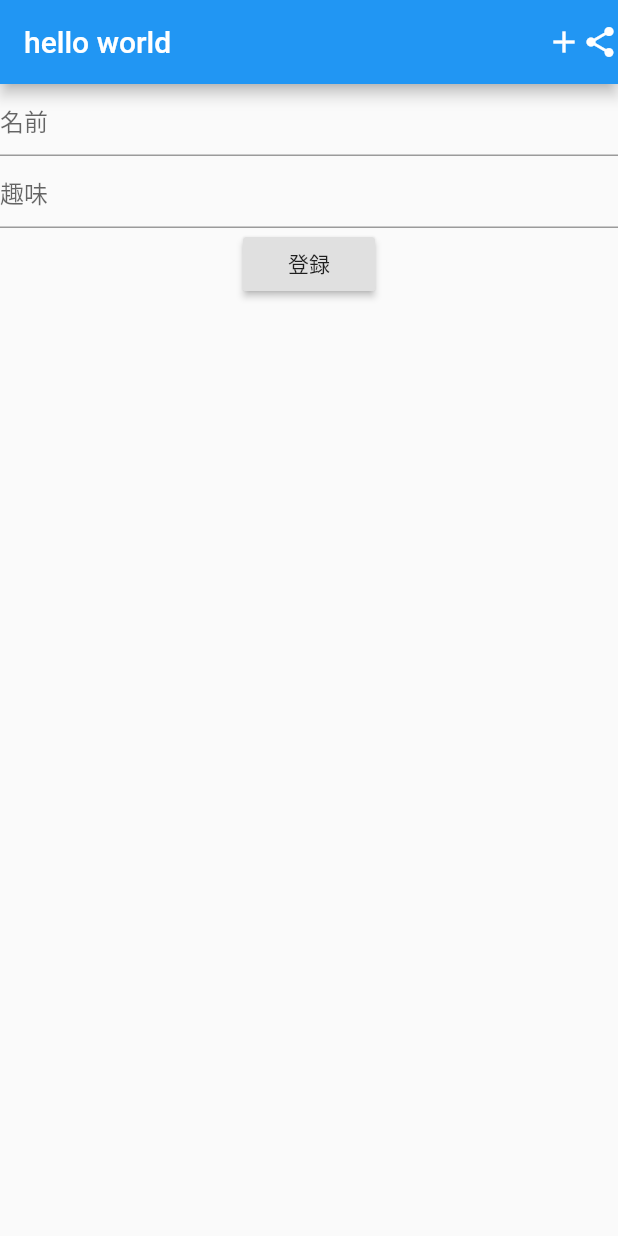
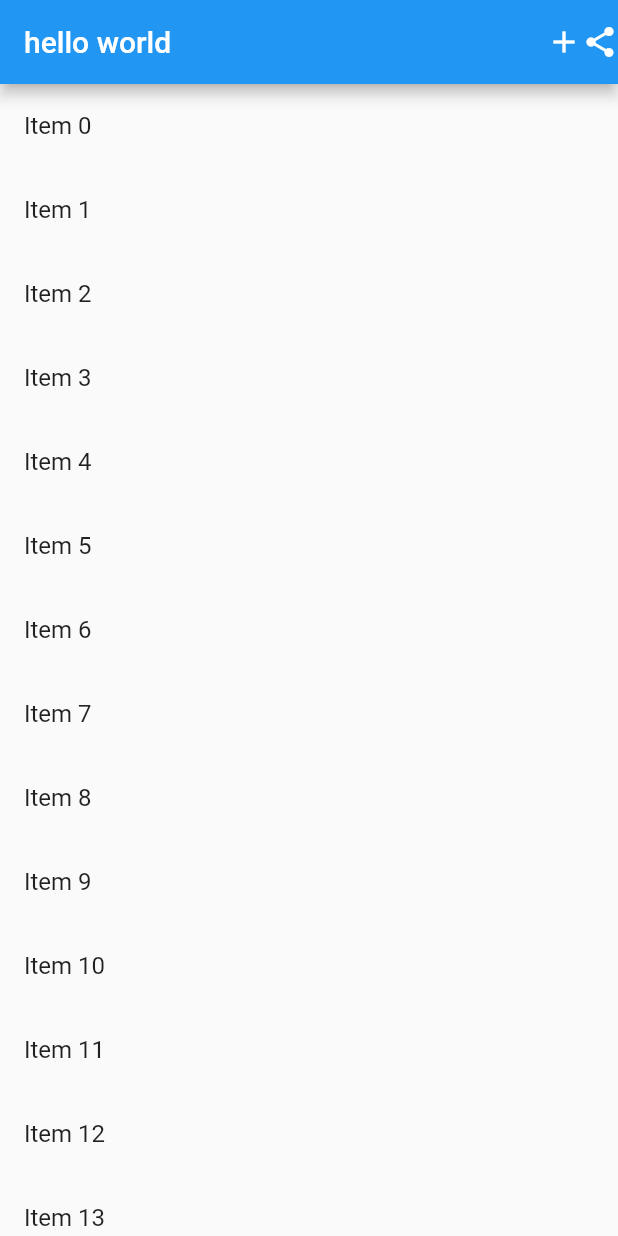
Before and after one commit to bayamasa/my_flutter_app, a Flutter app: the screen it shows after launch, on a phone screen of 412 x 824 dp. Run offline on Flutter 3.47's test engine with Material 2 defaults, Android fonts, the phone set to English and light mode, and no system bars.

Commit message:
list作成

```diff
--- a/lib/main.dart
+++ b/lib/main.dart
@@ -69,6 +69,8 @@ class _MyHomePageState extends State<MyHomePage> {
   String name;
   final myController = TextEditingController();
 
+  final items = List<String>.generate(10000, (i) => "Item $i");
+
   @override
   Widget build(BuildContext context) {
     // This method is rerun every time setState is called, for instance as done
@@ -89,29 +91,13 @@ class _MyHomePageState extends State<MyHomePage> {
       ),
       body: Container(
         width: double.infinity,
-        child: Column(
-            children: [
-              TextField(
-                decoration: InputDecoration(
-                  hintText: '名前',
-                ),
-              ),
-              TextField(
-                controller: myController,
-                decoration: InputDecoration(
-                  hintText: '趣味',
-                ),
-                onChanged: (text){
-                  name = text;
-                },
-              ),
-              RaisedButton(
-                child: Text('登録'),
-                onPressed: () {
-                  final hobbyText = myController.text;
-                },
-              ),
-            ],
+        child: ListView.builder(
+          itemCount: items.length,
+          itemBuilder: (context, index) {
+            return ListTile(
+              title: Text('${items[index]}'),
+            );
+          },
         ),
       ),
     );
```
